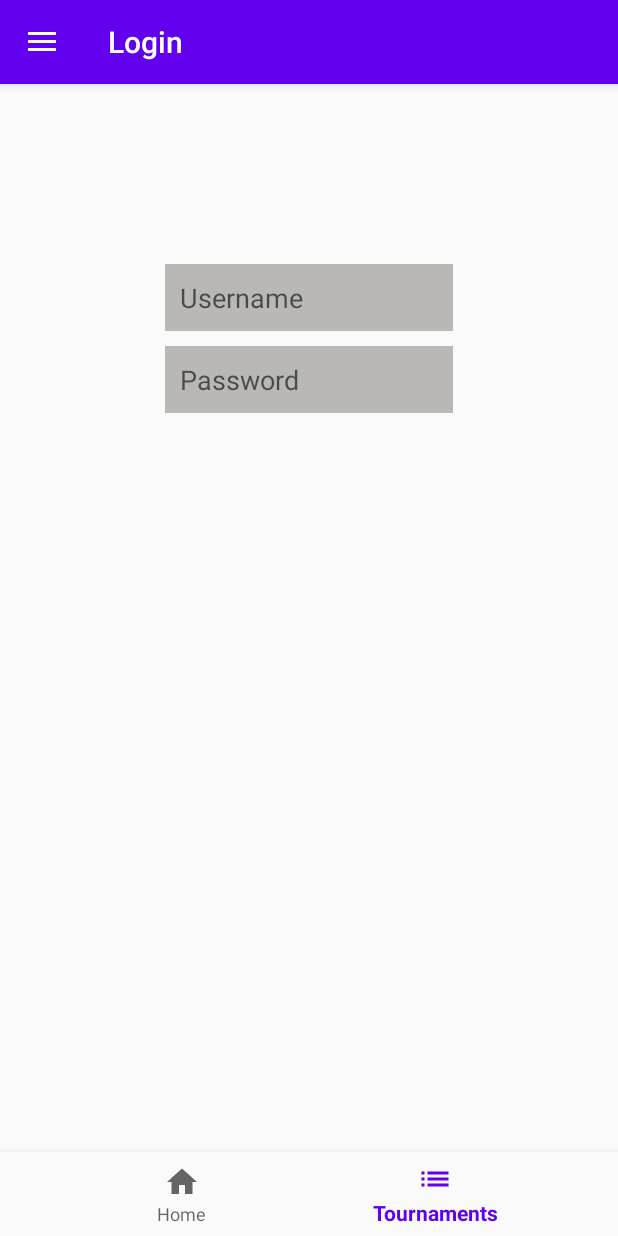
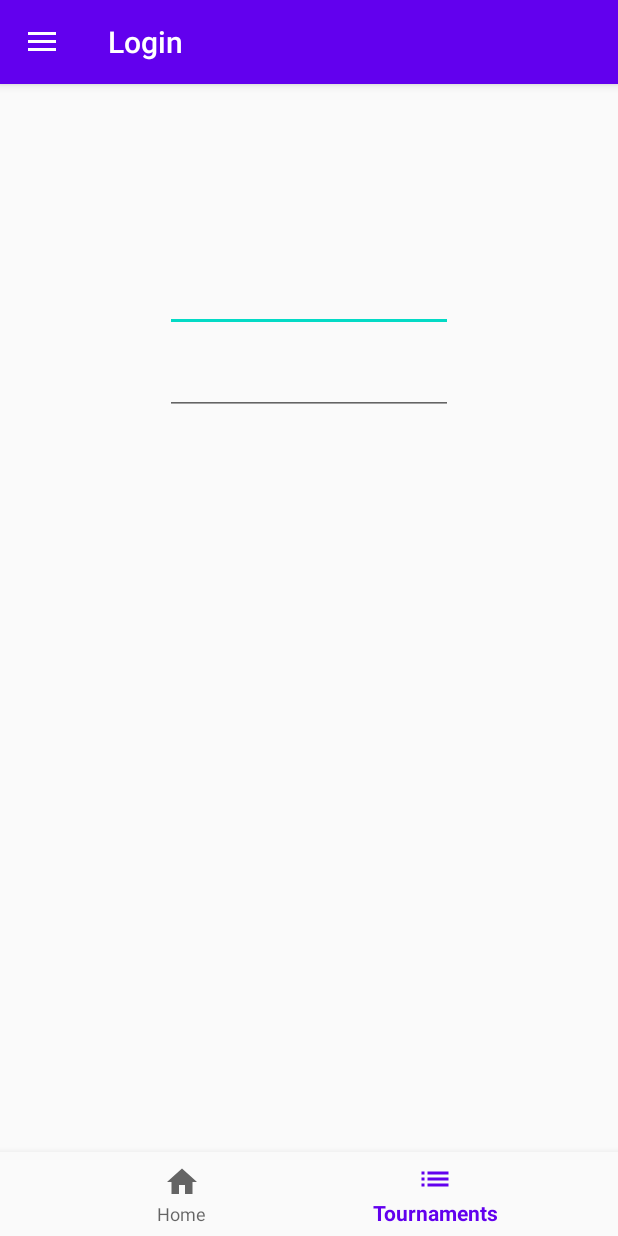
Before and after one commit to slowpokesheep/tournamentmanager, an Android app: the screen it shows after launch (MainActivity), in the side drawer, after a tap on "Login", on a phone screen of 412 x 824 dp. Run offline under Robolectric (Android 15) with nearby library versions, the phone set to English and light mode, and no system bars; our stand-ins replace FlexboxLayout, navigation-ui; libraries missing offline, so code that uses them is left out: com.apollographql.apollo; 1 statement that could not run was skipped.

Commit message:
info stuff

```diff
--- a/app/src/main/res/layout/fragment_login.xml
+++ b/app/src/main/res/layout/fragment_login.xml
@@ -31,49 +31,38 @@
             >
 
             <EditText
-            android:id = "@+id/login_form_username"
-            android:layout_width = "fill_parent"
-            android:layout_height = "wrap_content"
-            android:padding="10dp"
-            android:background="@color/lightgrey"
-            android:textCursorDrawable="@null"
-            android:textColor="@color/black"
-            android:hint="@string/login_form_username_hint"
+                android:id="@+id/login_form_username"
+                android:layout_width="match_parent"
+                android:layout_height="wrap_content"
+                android:textAlignment="center"
                 />
 
             <EditText
-            android:id = "@+id/login_form_password"
-            android:layout_width = "fill_parent"
-            android:layout_height = "wrap_content"
-            android:padding="10dp"
-            android:inputType = "textPassword"
-            android:background="@color/lightgrey"
-            android:textCursorDrawable="@null"
-            android:textColor="@color/black"
-            android:hint="@string/login_form_password_hint"
+                android:id="@+id/login_form_password"
+                android:layout_width="match_parent"
+                android:layout_height="wrap_content"
+                android:inputType="textPassword"
+                android:textAlignment="center"
                 />
         </LinearLayout>
 
-        <LinearLayout
-            android:layout_width="fill_parent"
+        <Button
+            android:id="@+id/login_form_submit"
+            android:background="@drawable/border_button"
+            android:layout_width="wrap_content"
             android:layout_height="wrap_content"
-            android:layout_marginHorizontal="10dp"
-            android:layout_marginVertical="20dp">
+            android:text="Login"
+            android:layout_margin="10dp"
+            />
 
         <Button
-                android:id = "@+id/register_button"
-                android:layout_width="match_parent"
+            android:id="@+id/register_button"
+            android:background="@drawable/border_button"
+            android:layout_width="wrap_content"
             android:layout_height="wrap_content"
-                android:layout_weight="1"
-                android:text="@string/login_button_register" />
-
-            <Button
-                android:id = "@+id/login_form_submit"
-                android:layout_width="match_parent"
-                android:layout_height="wrap_content"
-                android:layout_weight="1"
-                android:text="@string/login_button_login" />
-        </LinearLayout>
+            android:text="Register"
+            android:layout_margin="10dp"
+            />
 
     </com.google.android.flexbox.FlexboxLayout>
 
```
Also changed, not shown: app/src/main/res/layout/fragment_login_backup.xml (added, +80 -0 lines), app/src/main/res/layout/fragment_tournament_register.xml (line endings or trailing spaces). Lines whose indentation alone changed are shown as unchanged.
